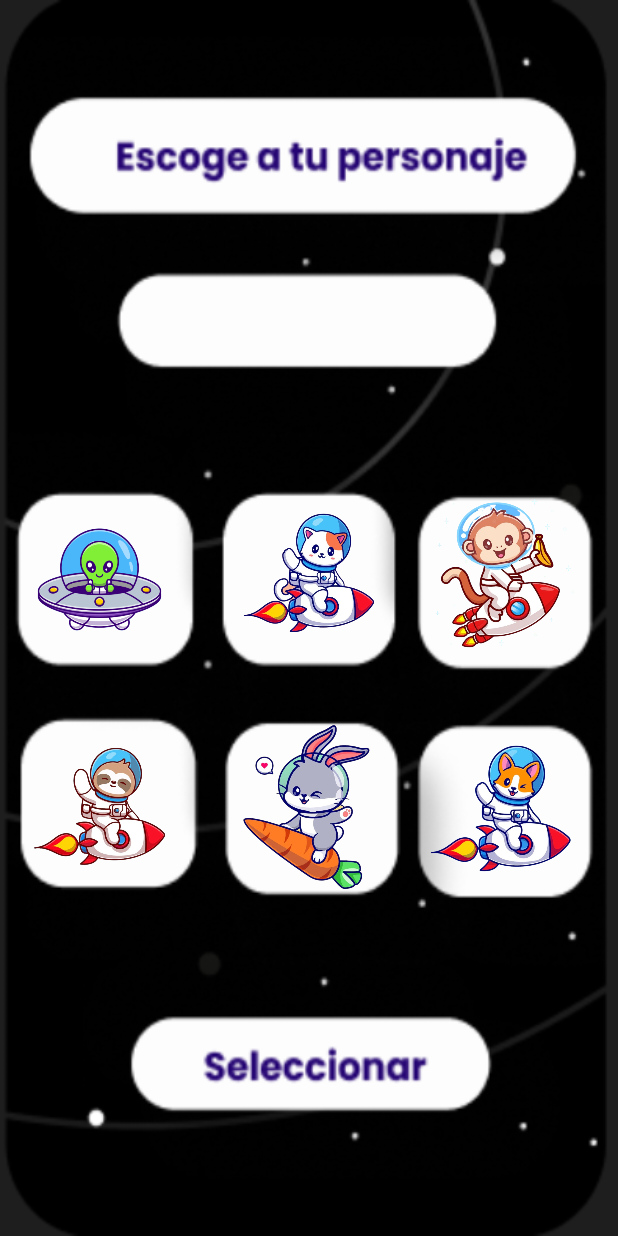
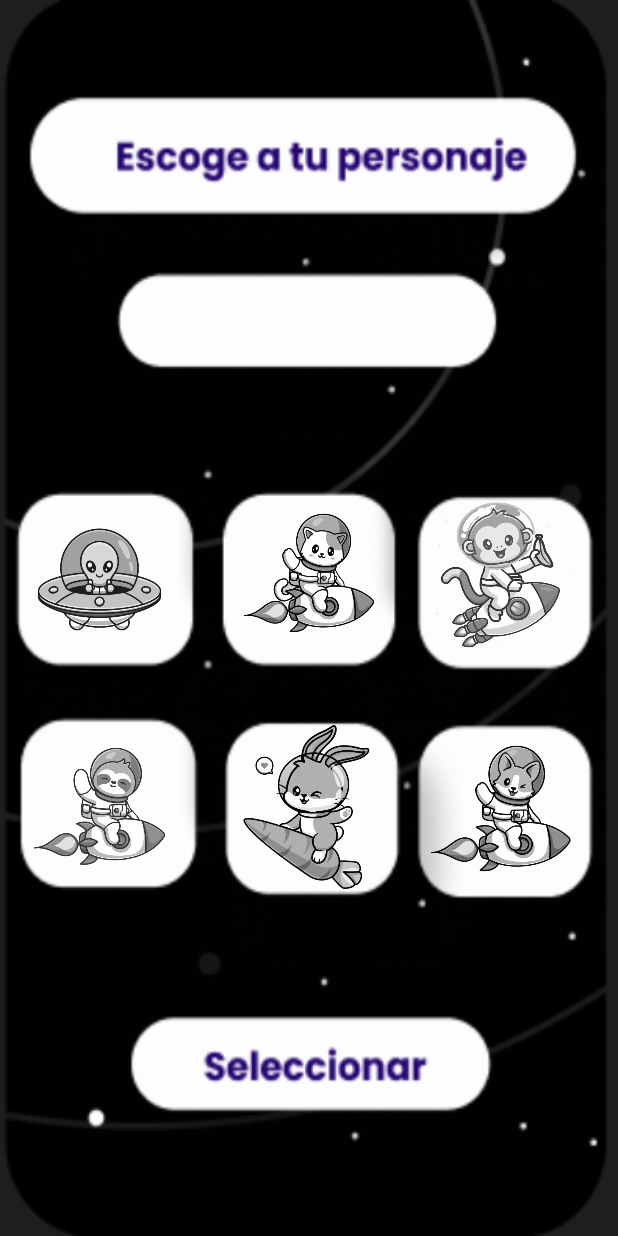
Before and after one commit to dnsue01/Espacia2, an Android app: the SelectorPersonaje screen opened directly, with no data from a screen before it, on a phone screen of 412 x 824 dp. Run offline under Robolectric (Android 15) with nearby library versions, the phone set to English and light mode, and no system bars; 3 statements that could not run were skipped.

Commit message:
visual selector pesonaje

```diff
--- a/app/src/main/res/layout/activity_selector_personaje.xml
+++ b/app/src/main/res/layout/activity_selector_personaje.xml
@@ -17,7 +17,7 @@
         app:layout_constraintStart_toStartOf="parent"
         app:layout_constraintTop_toTopOf="parent"
         app:layout_constraintVertical_bias="0.458"
-        app:srcCompat="@drawable/personaje1" />
+        app:srcCompat="@drawable/personaje1seleccionado" />
 
     <ImageView
         android:id="@+id/personaje2"
@@ -28,7 +28,7 @@
         app:layout_constraintStart_toStartOf="parent"
         app:layout_constraintTop_toTopOf="parent"
         app:layout_constraintVertical_bias="0.457"
-        app:srcCompat="@drawable/personaje2" />
+        app:srcCompat="@drawable/personaje2seleccionado" />
 
     <ImageView
         android:id="@+id/personaje3"
@@ -40,7 +40,7 @@
         app:layout_constraintStart_toStartOf="parent"
         app:layout_constraintTop_toTopOf="parent"
         app:layout_constraintVertical_bias="0.457"
-        app:srcCompat="@drawable/personaje3" />
+        app:srcCompat="@drawable/personaje3seleccionado" />
 
     <ImageView
         android:id="@+id/personaje6"
@@ -52,7 +52,7 @@
         app:layout_constraintStart_toStartOf="parent"
         app:layout_constraintTop_toTopOf="parent"
         app:layout_constraintVertical_bias="0.683"
-        app:srcCompat="@drawable/perosnaje6" />
+        app:srcCompat="@drawable/personaje6seleccionado" />
 
     <ImageView
         android:id="@+id/personaje5"
@@ -63,7 +63,7 @@
         app:layout_constraintStart_toStartOf="parent"
         app:layout_constraintTop_toTopOf="parent"
         app:layout_constraintVertical_bias="0.683"
-        app:srcCompat="@drawable/personaje5" />
+        app:srcCompat="@drawable/personaje5seleccionado" />
 
     <ImageView
         android:id="@+id/personaje4"
@@ -75,7 +75,7 @@
         app:layout_constraintStart_toStartOf="parent"
         app:layout_constraintTop_toTopOf="parent"
         app:layout_constraintVertical_bias="0.68"
-        app:srcCompat="@drawable/personaje4" />
+        app:srcCompat="@drawable/personaje4seleccionado" />
 
     <TextView
         android:id="@+id/jugadorActual"
```
Also changed, not shown: app/src/main/java/com/example/espacia2/SelectorPersonaje.java (+73 -10 lines).
